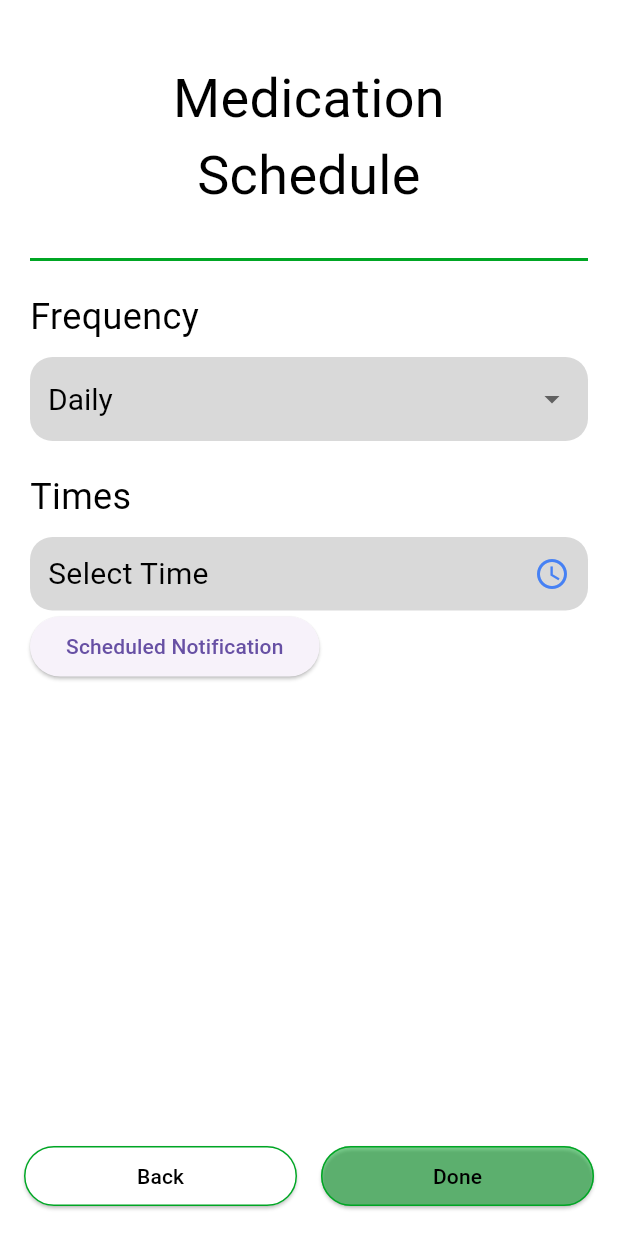
After one commit to Ruben725/MedMinder, a Flutter app: the NewSchedule screen opened directly, on a phone screen of 412 x 824 dp. The commit adds this screen. Run offline on Flutter 3.47's test engine with Material 3 defaults, Android fonts, the phone set to English and light mode, and no system bars; our stand-ins replace cloud_firestore, firebase_auth, firebase_core, flutter_local_notifications, timezone; missing offline and left inert: dart:ffi; accounts and stored records are empty; Roboto replaces fonts that are missing (Poppins).

Commit message:
Implemented schedule with notification

```diff
--- /dev/null
+++ b/lib/Notification/newSchedule.dart
@@ -0,0 +1,555 @@
+import 'package:flutter/material.dart';
+import 'package:flutter/services.dart';
+import 'package:cloud_firestore/cloud_firestore.dart';
+import 'package:medminder/Home/medicationsList.dart';
+import 'package:medminder/getStarted/userAuth.dart';
+import 'package:medminder/Notification/notification.dart';
+
+class NewSchedule extends StatefulWidget {
+  final String? medicationName;
+
+  const NewSchedule({Key? key, this.medicationName}) : super(key: key);
+
+  @override
+  _NewScheduleState createState() => _NewScheduleState();
+}
+
+class _NewScheduleState extends State<NewSchedule> {
+  String _selectedFrequency = 'Daily';
+  final List<String> _frequencyOptions = [
+    'Daily',
+    'Weekly',
+    'Selected Days',
+    'As Needed'
+  ];
+
+  // Days of the week selection
+  final List<String> _daysOfWeek = [
+    'Monday',
+    'Tuesday',
+    'Wednesday',
+    'Thursday',
+    'Friday',
+    'Saturday',
+    'Sunday'
+  ];
+  List<String> _selectedDays = [];
+
+  //int _numberOfPills = 1;
+  //final TextEditingController _strengthController = TextEditingController();
+  //final List<String> _strengthUnits = ['mg', 'mcg'];
+ // String _selectedStrengthUnit = 'mg';
+
+  // Changed from List to single TimeOfDay
+  TimeOfDay? _medicineTime;
+
+  // Firestore instance
+  final FirebaseFirestore _firestore = FirebaseFirestore.instance;
+
+/*
+  void _incrementPills() {
+    setState(() {
+      _numberOfPills++;
+    });
+  }
+
+  void _decrementPills() {
+    setState(() {
+      if (_numberOfPills > 1) {
+        _numberOfPills--;
+      }
+    });
+  }*/
+
+  Future<void> _selectTime(BuildContext context) async {
+    final TimeOfDay? picked = await showTimePicker(
+      context: context,
+      initialTime: _medicineTime ?? TimeOfDay.now(),
+    );
+
+    if (picked != null) {
+      setState(() {
+        _medicineTime = picked;
+      });
+    }
+  }
+
+   DateTime reminderT(TimeOfDay? time) {
+    TimeOfDay rTime = time ?? TimeOfDay(hour: 0, minute: 0);
+    DateTime now = DateTime.now();
+    DateTime reminder = DateTime(now.year, now.month, now.day, rTime.hour, rTime.minute);
+    return reminder;
+  }
+
+  Future<void> _saveMedicationToFirestore(BuildContext context) async {
+    try {
+      // Validate required fields
+      if (widget.medicationName == null) {
+        ScaffoldMessenger.of(context).showSnackBar(
+          SnackBar(content: Text('Medication name is required')),
+        );
+        return;
+      }
+
+      if (_medicineTime == null) {
+        ScaffoldMessenger.of(context).showSnackBar(
+          SnackBar(content: Text('Please select a time')),
+        );
+        return;
+      }
+/*
+      if (_strengthController.text.isEmpty) {
+        ScaffoldMessenger.of(context).showSnackBar(
+          SnackBar(content: Text('Please enter medication strength')),
+        );
+        return;
+      }*/
+
+      // Determine days to take medication based on frequency
+      List<String> medicationDays = [];
+
+      switch (_selectedFrequency) {
+        case 'Daily':
+          medicationDays = _daysOfWeek;
+          break;
+
+        case 'Weekly':
+          final now = DateTime.now();
+          final currentDay = _daysOfWeek[now.weekday - 1];
+          medicationDays = [currentDay];
+          break;
+
+        case 'Selected Days':
+          medicationDays = _selectedDays;
+          break;
+
+        case 'As Needed':
+          medicationDays = [];
+          break;
+      }
+
+      // Convert medicine time to 24-hour format for storage
+      final medicineTimeString = convert24HourTo12Hour(_medicineTime!);
+
+      // Prepare medication data
+      Map<String, dynamic> medicationData = {
+        'userId': userAuth.getId(),
+        'medicationName': widget.medicationName,
+        'frequency': _selectedFrequency,
+        'days': medicationDays,
+        //'numberOfPills': _numberOfPills,
+       // 'strength': '${_strengthController.text} $_selectedStrengthUnit',
+        'time': medicineTimeString,
+        'status': false,
+        'createdAt': FieldValue.serverTimestamp(),
+      };
+
+      // Save to Firestore
+      await _firestore.collection('MedicationSchedule').add(medicationData);
+
+      // Navigate to medications list
+      Navigator.of(context).pushAndRemoveUntil(
+        MaterialPageRoute(builder: (context) => MedicationsList()),
+        (Route<dynamic> route) => false,
+      );
+
+      // Show success message
+      ScaffoldMessenger.of(context).showSnackBar(
+        SnackBar(content: Text('Medication schedule added successfully')),
+      );
+    } catch (e) {
+      // Handle any errors
+      print('Error saving medication: $e');
+      ScaffoldMessenger.of(context).showSnackBar(
+        SnackBar(content: Text('Failed to save medication schedule')),
+      );
+    }
+  }
+
+  Widget _buildTimesSection() {
+    return Column(
+      children: [
+        GestureDetector(
+          onTap: () => _selectTime(context),
+          child: Container(
+            width: double.infinity,
+            padding: EdgeInsets.symmetric(horizontal: 12, vertical: 10),
+            decoration: BoxDecoration(
+              color: Color(0xFFD9D9D9),
+              borderRadius: BorderRadius.circular(15),
+            ),
+            child: Row(
+              mainAxisAlignment: MainAxisAlignment.spaceBetween,
+              children: [
+                Text(
+                  _medicineTime != null
+                      ? _medicineTime!.format(context)
+                      : 'Select Time',
+                  style: TextStyle(
+                    color: Colors.black,
+                    fontSize: 20,
+                    fontFamily: 'Poppins',
+                  ),
+                ),
+                Icon(Icons.access_time, color: Color(0xFF4681F4)),
+              ],
+            ),
+          ),
+        ),
+      ],
+    );
+  }
+
+  Widget _buildDaysSelectionSection() {
+    return Container(
+      width: double.infinity,
+      padding: EdgeInsets.symmetric(horizontal: 12, vertical: 10),
+      decoration: BoxDecoration(
+        color: Color(0xFFD9D9D9),
+        borderRadius: BorderRadius.circular(15),
+      ),
+      child: Wrap(
+        spacing: 8,
+        runSpacing: 8,
+        children: _daysOfWeek.map((day) {
+          final isSelected = _selectedDays.contains(day);
+          return GestureDetector(
+            onTap: () {
+              setState(() {
+                if (isSelected) {
+                  _selectedDays.remove(day);
+                } else {
+                  _selectedDays.add(day);
+                }
+              });
+            },
+            child: Container(
+              padding: EdgeInsets.symmetric(horizontal: 12, vertical: 8),
+              decoration: BoxDecoration(
+                color: isSelected ? Color(0xFF00A624) : Colors.white,
+                borderRadius: BorderRadius.circular(20),
+                border: Border.all(color: Color(0xFF00A624)),
+              ),
+              child: Text(
+                day,
+                style: TextStyle(
+                  color: isSelected ? Colors.white : Colors.black,
+                  fontSize: 16,
+                  fontFamily: 'Poppins',
+                ),
+              ),
+            ),
+          );
+        }).toList(),
+      ),
+    );
+  }
+
+  @override
+  Widget build(BuildContext context) {
+    return Scaffold(
+      backgroundColor: Colors.white,
+      body: SingleChildScrollView(
+        child: Padding(
+          padding: const EdgeInsets.symmetric(horizontal: 20),
+          child: Column(
+            crossAxisAlignment: CrossAxisAlignment.start,
+            children: [
+              SizedBox(height: 40),
+              Center(
+                child: Text(
+                  'Medication\nSchedule',
+                  textAlign: TextAlign.center,
+                  style: TextStyle(
+                    color: Colors.black,
+                    fontSize: 36,
+                    fontFamily: 'Poppins',
+                    fontWeight: FontWeight.w400,
+                  ),
+                ),
+              ),
+              SizedBox(height: 30),
+              _buildDivider(),
+              SizedBox(height: 20),
+              Text(
+                'Frequency',
+                style: TextStyle(
+                  color: Colors.black,
+                  fontSize: 24,
+                  fontFamily: 'Poppins',
+                  fontWeight: FontWeight.w400,
+                ),
+              ),
+              SizedBox(height: 10),
+              _buildFrequencyDropdown(),
+
+              // Conditionally show days selection
+              if (_selectedFrequency == 'Selected Days') ...[
+                SizedBox(height: 20),
+                Text(
+                  'Select Days',
+                  style: TextStyle(
+                    color: Colors.black,
+                    fontSize: 24,
+                    fontFamily: 'Poppins',
+                    fontWeight: FontWeight.w400,
+                  ),
+                ),
+                SizedBox(height: 10),
+                _buildDaysSelectionSection(),
+              ],
+
+              /*
+              Text(
+                'Number of Pills',
+                style: TextStyle(
+                  color: Colors.black,
+                  fontSize: 24,
+                  fontFamily: 'Poppins',
+                  fontWeight: FontWeight.w400,
+                ),
+              ),
+
+              SizedBox(height: 10),
+              //_buildPillCountSection(),
+              SizedBox(height: 20),
+
+
+              Text(
+                'Medicine Strength',
+                style: TextStyle(
+                  color: Colors.black,
+                  fontSize: 24,
+                  fontFamily: 'Poppins',
+                  fontWeight: FontWeight.w400,
+                ),
+              ),
+
+              SizedBox(height: 10),
+              _buildStrengthSection(),
+              */
+              SizedBox(height: 20),
+              Text(
+                'Times',
+                style: TextStyle(
+                  color: Colors.black,
+                  fontSize: 24,
+                  fontFamily: 'Poppins',
+                  fontWeight: FontWeight.w400,
+                ),
+              ),
+              SizedBox(height: 10),
+              _buildTimesSection(),
+
+              ElevatedButton(
+              onPressed: () {
+                DateTime scheduledTime = reminderT(_medicineTime);
+                notificationRem.scheduledNotification("Notification is Scheduled", "This is a scheduled reminder, 5 seconds", scheduledTime);
+              },
+              child: const Text("Scheduled Notification")),
+
+            ],
+          ),
+        ),
+      ),
+      bottomNavigationBar: _buildActionButtons(context),
+    );
+  }
+
+  Widget _buildDivider() {
+    return Container(
+      width: double.infinity,
+      height: 2,
+      color: Color(0xFF00A624),
+    );
+  }
+
+  Widget _buildFrequencyDropdown() {
+    return Container(
+      width: double.infinity,
+      padding: EdgeInsets.symmetric(horizontal: 12, vertical: 4),
+      decoration: BoxDecoration(
+        color: Color(0xFFD9D9D9),
+        borderRadius: BorderRadius.circular(15),
+      ),
+      child: DropdownButton<String>(
+        value: _selectedFrequency,
+        isExpanded: true,
+        underline: SizedBox(),
+        dropdownColor: Color(0xFFD9D9D9),
+        style: TextStyle(
+          color: Colors.black,
+          fontSize: 20,
+          fontFamily: 'Poppins',
+        ),
+        items: _frequencyOptions.map((String value) {
+          return DropdownMenuItem<String>(
+            value: value,
+            child: Text(value),
+          );
+        }).toList(),
+        onChanged: (String? newValue) {
+          setState(() {
+            _selectedFrequency = newValue!;
+            // Reset selected days when changing frequency
+            _selectedDays.clear();
+          });
+        },
+      ),
+    );
+  }
+
+/*
+  Widget _buildPillCountSection() {
+    return Container(
+      width: double.infinity,
+      padding: EdgeInsets.symmetric(horizontal: 12, vertical: 5),
+      decoration: BoxDecoration(
+        color: Color(0xFFD9D9D9),
+        borderRadius: BorderRadius.circular(15),
+      ),
+      child: Row(
+        mainAxisAlignment: MainAxisAlignment.spaceBetween,
+        children: [
+          IconButton(
+            icon: Icon(Icons.remove, color: Colors.black),
+            onPressed: _decrementPills,
+          ),
+          Text(
+            '$_numberOfPills',
+            style: TextStyle(
+              color: Colors.black,
+              fontSize: 24,
+              fontFamily: 'Poppins',
+            ),
+          ),
+          IconButton(
+            icon: Icon(Icons.add, color: Colors.black),
+            onPressed: _incrementPills,
+          ),
+        ],
+      ),
+    );
+  }*/
+
+/*
+  Widget _buildStrengthSection() {
+    return Container(
+      width: double.infinity,
+      padding: EdgeInsets.symmetric(horizontal: 12, vertical: 5),
+      decoration: BoxDecoration(
+        color: Color(0xFFD9D9D9),
+        borderRadius: BorderRadius.circular(15),
+      ),
+      child: Row(
+        children: [
+          Expanded(
+            flex: 2,
+            child: TextField(
+              controller: _strengthController,
+              keyboardType: TextInputType.number,
+              inputFormatters: [
+                FilteringTextInputFormatter.allow(RegExp(r'^\d+\.?\d{0,2}'))
+              ],
+              decoration: InputDecoration(
+                hintText: 'Enter Strength',
+                border: InputBorder.none,
+                hintStyle: TextStyle(
+                  color: Colors.grey,
+                  fontSize: 20,
+                  fontFamily: 'Poppins',
+                ),
+              ),
+              style: TextStyle(
+                color: Colors.black,
+                fontSize: 20,
+                fontFamily: 'Poppins',
+              ),
+            ),
+          ),
+          Expanded(
+            child: DropdownButton<String>(
+              value: _selectedStrengthUnit,
+              underline: SizedBox(),
+              style: TextStyle(
+                color: Colors.black,
+                fontSize: 20,
+                fontFamily: 'Poppins',
+              ),
+              items: _strengthUnits.map((String value) {
+                return DropdownMenuItem<String>(
+                  value: value,
+                  child: Text(value),
+                );
+              }).toList(),
+              onChanged: (String? newValue) {
+                setState(() {
+                  _selectedStrengthUnit = newValue!;
+                });
+              },
+            ),
+          ),
+        ],
+      ),
+    );
+  }
+  */
+
+  // Helper function to convert TimeOfDay to 12-hour format string
+  String convert24HourTo12Hour(TimeOfDay time) {
+    final hour = time.hour;
+    final minute = time.minute;
+    final amPm = hour >= 12 ? 'PM' : 'AM';
+    final convertedHour = hour % 12;
+    final displayHour = convertedHour == 0 ? 12 : convertedHour;
+
+    return '${displayHour}:${minute.toString().padLeft(2, '0')} $amPm';
+  }
+
+  Widget _buildActionButtons(BuildContext context) {
+    return Padding(
+      padding: const EdgeInsets.all(16.0),
+      child: Row(
+        mainAxisAlignment: MainAxisAlignment.spaceBetween,
+        children: [
+          Expanded(
+            child: ElevatedButton(
+              onPressed: () {
+                Navigator.of(context).pushAndRemoveUntil(
+                  MaterialPageRoute(builder: (context) => MedicationsList()),
+                  (Route<dynamic> route) => false,
+                );
+              },
+              style: ElevatedButton.styleFrom(
+                backgroundColor: Colors.white,
+                foregroundColor: Colors.black,
+                side: BorderSide(color: Color(0xFF00A624)),
+              ),
+              child: Text('Back'),
+            ),
+          ),
+          SizedBox(width: 16),
+          Expanded(
+            child: ElevatedButton(
+              onPressed: () => _saveMedicationToFirestore(context),
+              style: ElevatedButton.styleFrom(
+                backgroundColor: Color(0xFF00A624).withOpacity(0.5),
+                foregroundColor: Colors.black,
+                side: BorderSide(color: Color(0xFF00A624)),
+              ),
+              child: Text('Done'),
+            ),
+          ),
+        ],
+      ),
+    );
+  }
+
+/*
+  @override
+  void dispose() {
+    // Clean up the controller when the widget is disposed
+    _strengthController.dispose();
+    super.dispose();
+  }*/
+}
--- a/lib/main.dart
+++ b/lib/main.dart
@@ -25,7 +25,7 @@ class MedMinder extends StatelessWidget {
     return MaterialApp(
       debugShowCheckedModeBanner: false, //Removes Demo Banner
       theme: ThemeData(scaffoldBackgroundColor: Colors.white,), // Makes every page Scaffold background white
-      home: SplashScreen(), //Starts app at getStarted page... For now
+      home: notiTest(), //Starts app at getStarted page... For now
     );
   }
 }
```
Also changed, not shown: lib/Notification/notiTest.dart (+13 -1 lines).
